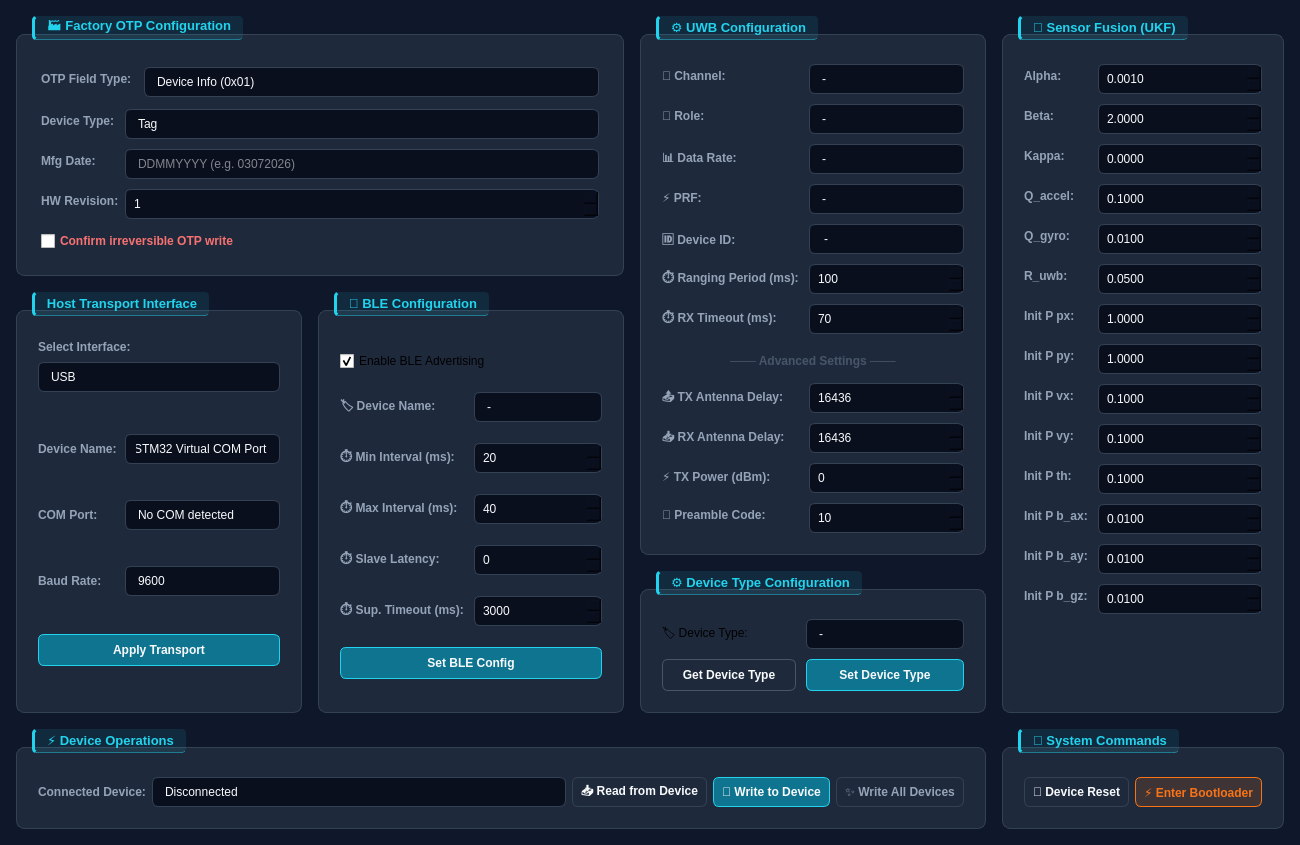
The window that software/uwb_rtls_studio/views/ui/config_tab.ui (phuongmt08/uwb-rtls) describes before a commit, drawn with Qt 5.
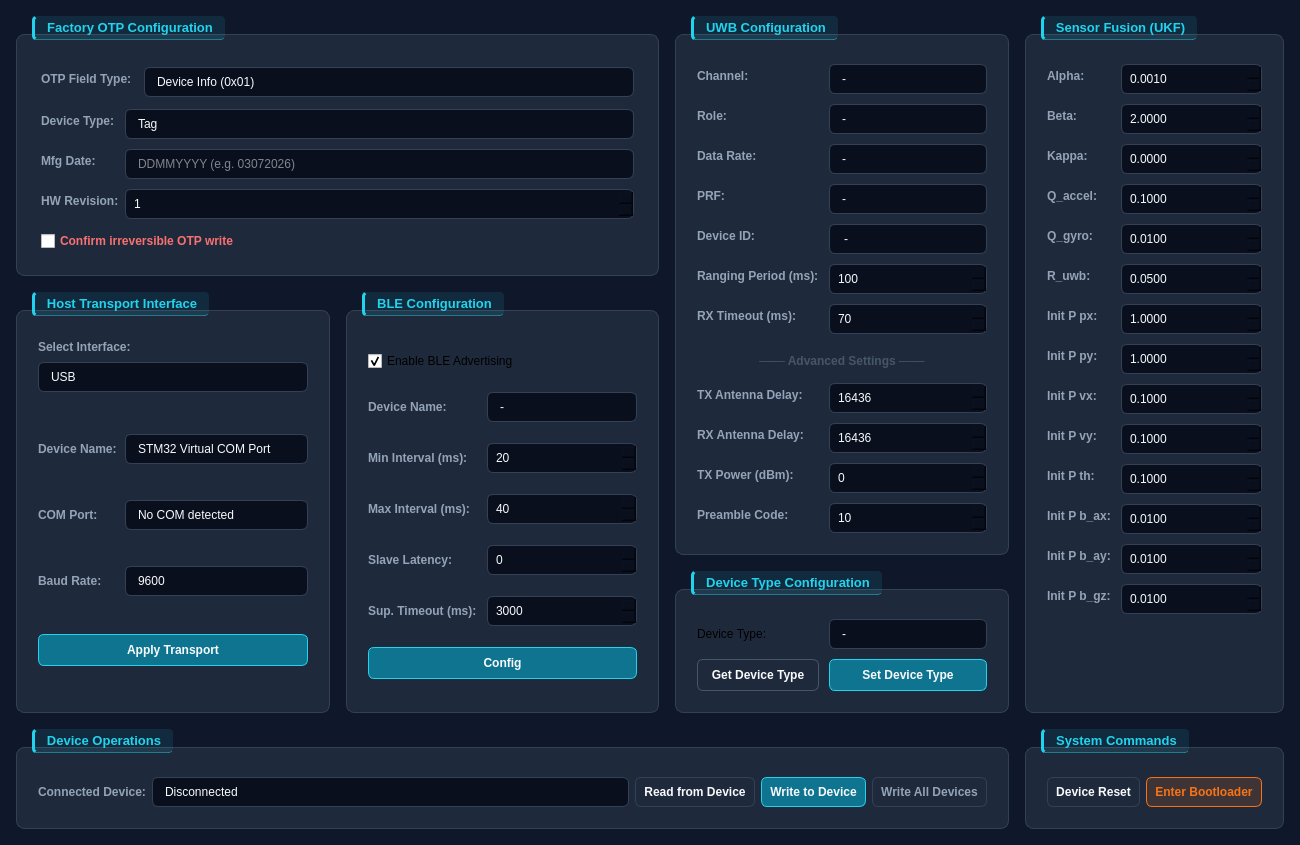
The same window after the commit. Icons and pictures are not drawn.

Patch:
```diff
--- a/software/uwb_rtls_studio/views/ui/config_tab.ui
+++ b/software/uwb_rtls_studio/views/ui/config_tab.ui
@@ -128,7 +128,7 @@
      <item row="0" column="0" colspan="2">
       <widget class="QGroupBox" name="anchor_group">
        <property name="title">
-        <string>🏭 Factory OTP Configuration</string>
+        <string>Factory OTP Configuration</string>
        </property>
        <layout class="QFormLayout" name="anchor_layout">
         <property name="leftMargin"><number>12</number></property>
@@ -420,7 +420,7 @@
      <item row="1" column="1">
       <widget class="QGroupBox" name="ble_group">
        <property name="title">
-        <string>📶 BLE Configuration</string>
+        <string>BLE Configuration</string>
        </property>
        <layout class="QGridLayout" name="ble_grid">
         <property name="spacing"><number>10</number></property>
@@ -433,7 +433,7 @@
         <item row="1" column="0">
          <widget class="QLabel" name="lbl_ble_name">
           <property name="styleSheet"><string>color: #94A3B8; font-weight: bold;</string></property>
-          <property name="text"><string>🏷️ Device Name:</string></property>
+          <property name="text"><string>Device Name:</string></property>
          </widget>
         </item>
         <item row="1" column="1">
@@ -444,7 +444,7 @@
         <item row="2" column="0">
          <widget class="QLabel" name="lbl_ble_min_int">
           <property name="styleSheet"><string>color: #94A3B8; font-weight: bold;</string></property>
-          <property name="text"><string>⏱️ Min Interval (ms):</string></property>
+          <property name="text"><string>Min Interval (ms):</string></property>
          </widget>
         </item>
         <item row="2" column="1">
@@ -457,7 +457,7 @@
         <item row="3" column="0">
          <widget class="QLabel" name="lbl_ble_max_int">
           <property name="styleSheet"><string>color: #94A3B8; font-weight: bold;</string></property>
-          <property name="text"><string>⏱️ Max Interval (ms):</string></property>
+          <property name="text"><string>Max Interval (ms):</string></property>
          </widget>
         </item>
         <item row="3" column="1">
@@ -470,7 +470,7 @@
         <item row="4" column="0">
          <widget class="QLabel" name="lbl_ble_latency">
           <property name="styleSheet"><string>color: #94A3B8; font-weight: bold;</string></property>
-          <property name="text"><string>⏱️ Slave Latency:</string></property>
+          <property name="text"><string>Slave Latency:</string></property>
          </widget>
         </item>
         <item row="4" column="1">
@@ -483,7 +483,7 @@
         <item row="5" column="0">
          <widget class="QLabel" name="lbl_ble_timeout">
           <property name="styleSheet"><string>color: #94A3B8; font-weight: bold;</string></property>
-          <property name="text"><string>⏱️ Sup. Timeout (ms):</string></property>
+          <property name="text"><string>Sup. Timeout (ms):</string></property>
          </widget>
         </item>
         <item row="5" column="1">
@@ -499,7 +499,7 @@
            <string>QPushButton { background: #0E7490; color: #F8FAFC; border: 1px solid #22D3EE; border-radius: 6px; font-weight: bold; padding: 5px; }
 QPushButton:hover { background: #22D3EE; color: #0F172A; }</string>
           </property>
-          <property name="text"><string>Set BLE Config</string></property>
+          <property name="text"><string>Config</string></property>
          </widget>
         </item>
        </layout>
@@ -518,7 +518,7 @@
         <item>
          <widget class="QGroupBox" name="uwb_config_group">
           <property name="title">
-           <string>⚙️ UWB Configuration</string>
+           <string>UWB Configuration</string>
           </property>
           <layout class="QFormLayout" name="uwb_config_form">
            <property name="horizontalSpacing"><number>10</number></property>
@@ -526,7 +526,7 @@
            <item row="0" column="0">
             <widget class="QLabel" name="lbl_channel">
              <property name="styleSheet"><string>color: #94A3B8; font-weight: bold;</string></property>
-             <property name="text"><string>📡 Channel:</string></property>
+             <property name="text"><string>Channel:</string></property>
             </widget>
            </item>
            <item row="0" column="1">
@@ -543,7 +543,7 @@
            <item row="1" column="0">
             <widget class="QLabel" name="lbl_role">
              <property name="styleSheet"><string>color: #94A3B8; font-weight: bold;</string></property>
-             <property name="text"><string>👥 Role:</string></property>
+             <property name="text"><string>Role:</string></property>
             </widget>
            </item>
            <item row="1" column="1">
@@ -557,7 +557,7 @@
            <item row="2" column="0">
             <widget class="QLabel" name="lbl_datarate">
              <property name="styleSheet"><string>color: #94A3B8; font-weight: bold;</string></property>
-             <property name="text"><string>📊 Data Rate:</string></property>
+             <property name="text"><string>Data Rate:</string></property>
             </widget>
            </item>
            <item row="2" column="1">
@@ -571,7 +571,7 @@
            <item row="3" column="0">
             <widget class="QLabel" name="lbl_prf">
              <property name="styleSheet"><string>color: #94A3B8; font-weight: bold;</string></property>
-             <property name="text"><string>⚡ PRF:</string></property>
+             <property name="text"><string>PRF:</string></property>
             </widget>
            </item>
            <item row="3" column="1">
@@ -584,7 +584,7 @@
            <item row="4" column="0">
             <widget class="QLabel" name="lbl_deviceid">
              <property name="styleSheet"><string>color: #94A3B8; font-weight: bold;</string></property>
-             <property name="text"><string>🆔 Device ID:</string></property>
+             <property name="text"><string>Device ID:</string></property>
             </widget>
            </item>
            <item row="4" column="1">
@@ -596,7 +596,7 @@
            <item row="5" column="0">
             <widget class="QLabel" name="lbl_rng_period">
              <property name="styleSheet"><string>color: #94A3B8; font-weight: bold;</string></property>
-             <property name="text"><string>⏱️ Ranging Period (ms):</string></property>
+             <property name="text"><string>Ranging Period (ms):</string></property>
             </widget>
            </item>
            <item row="5" column="1">
@@ -609,7 +609,7 @@
            <item row="6" column="0">
             <widget class="QLabel" name="lbl_rx_timeout">
              <property name="styleSheet"><string>color: #94A3B8; font-weight: bold;</string></property>
-             <property name="text"><string>⏱️ RX Timeout (ms):</string></property>
+             <property name="text"><string>RX Timeout (ms):</string></property>
             </widget>
            </item>
            <item row="6" column="1">
@@ -629,7 +629,7 @@
            <item row="8" column="0">
             <widget class="QLabel" name="lbl_tx_delay">
              <property name="styleSheet"><string>color: #94A3B8; font-weight: bold;</string></property>
-             <property name="text"><string>📤 TX Antenna Delay:</string></property>
+             <property name="text"><string>TX Antenna Delay:</string></property>
             </widget>
            </item>
            <item row="8" column="1">
@@ -642,7 +642,7 @@
            <item row="9" column="0">
             <widget class="QLabel" name="lbl_rx_delay">
              <property name="styleSheet"><string>color: #94A3B8; font-weight: bold;</string></property>
-             <property name="text"><string>📥 RX Antenna Delay:</string></property>
+             <property name="text"><string>RX Antenna Delay:</string></property>
             </widget>
            </item>
            <item row="9" column="1">
@@ -655,7 +655,7 @@
            <item row="10" column="0">
             <widget class="QLabel" name="lbl_tx_power">
              <property name="styleSheet"><string>color: #94A3B8; font-weight: bold;</string></property>
-             <property name="text"><string>⚡ TX Power (dBm):</string></property>
+             <property name="text"><string>TX Power (dBm):</string></property>
             </widget>
            </item>
            <item row="10" column="1">
@@ -668,7 +668,7 @@
            <item row="11" column="0">
             <widget class="QLabel" name="lbl_preamble">
              <property name="styleSheet"><string>color: #94A3B8; font-weight: bold;</string></property>
-             <property name="text"><string>🔢 Preamble Code:</string></property>
+             <property name="text"><string>Preamble Code:</string></property>
             </widget>
            </item>
            <item row="11" column="1">
@@ -684,13 +684,13 @@
         <item>
          <widget class="QGroupBox" name="dev_type_group">
           <property name="title">
-           <string>⚙️ Device Type Configuration</string>
+           <string>Device Type Configuration</string>
           </property>
           <layout class="QGridLayout" name="dev_type_grid">
            <property name="spacing"><number>10</number></property>
            <item row="0" column="0">
             <widget class="QLabel" name="lbl_device_type">
-             <property name="text"><string>🏷️ Device Type:</string></property>
+             <property name="text"><string>Device Type:</string></property>
             </widget>
            </item>
            <item row="0" column="1">
@@ -731,7 +731,7 @@
      <item row="0" column="3" rowspan="2">
       <widget class="QGroupBox" name="fusion_group">
        <property name="title">
-        <string>🧠 Sensor Fusion (UKF)</string>
+        <string>Sensor Fusion (UKF)</string>
        </property>
        <layout class="QFormLayout" name="fusion_form">
         <property name="horizontalSpacing"><number>10</number></property>
@@ -943,7 +943,7 @@
         <size><width>16777215</width><height>100</height></size>
        </property>
        <property name="title">
-        <string>⚡ Device Operations</string>
+        <string>Device Operations</string>
        </property>
        <layout class="QHBoxLayout" name="device_ops_layout">
         <item>
@@ -961,7 +961,7 @@
         </item>
         <item>
          <widget class="QPushButton" name="btn_read_device">
-          <property name="text"><string>📥 Read from Device</string></property>
+          <property name="text"><string>Read from Device</string></property>
          </widget>
         </item>
         <item>
@@ -970,7 +970,7 @@
            <string>QPushButton { background: #0E7490; color: #F8FAFC; border: 1px solid #22D3EE; border-radius: 6px; font-weight: bold; }
 QPushButton:hover { background: #22D3EE; color: #0F172A; }</string>
           </property>
-          <property name="text"><string>💾 Write to Device</string></property>
+          <property name="text"><string>Write to Device</string></property>
          </widget>
         </item>
         <item>
@@ -979,7 +979,7 @@
            <string>QPushButton { background: rgba(30, 41, 59, 0.5); color: #94A3B8; border: 1px solid #334155; border-radius: 6px; font-weight: bold; }
 QPushButton:hover { background: #334155; color: #F8FAFC; }</string>
           </property>
-          <property name="text"><string>✨ Write All Devices</string></property>
+          <property name="text"><string>Write All Devices</string></property>
          </widget>
         </item>
        </layout>
@@ -992,12 +992,12 @@
         <size><width>16777215</width><height>100</height></size>
        </property>
        <property name="title">
-        <string>🔧 System Commands</string>
+        <string>System Commands</string>
        </property>
        <layout class="QHBoxLayout" name="sys_layout">
         <item>
          <widget class="QPushButton" name="btn_device_reset">
-          <property name="text"><string>🔄 Device Reset</string></property>
+          <property name="text"><string>Device Reset</string></property>
          </widget>
         </item>
         <item>
@@ -1006,7 +1006,7 @@
            <string>QPushButton { background: rgba(249,115,22,0.15); color: #F97316; border: 1px solid #F97316; border-radius: 6px; font-weight: bold; }
 QPushButton:hover { background: #F97316; color: #F8FAFC; }</string>
           </property>
-          <property name="text"><string>⚡ Enter Bootloader</string></property>
+          <property name="text"><string>Enter Bootloader</string></property>
          </widget>
         </item>
        </layout>
```
